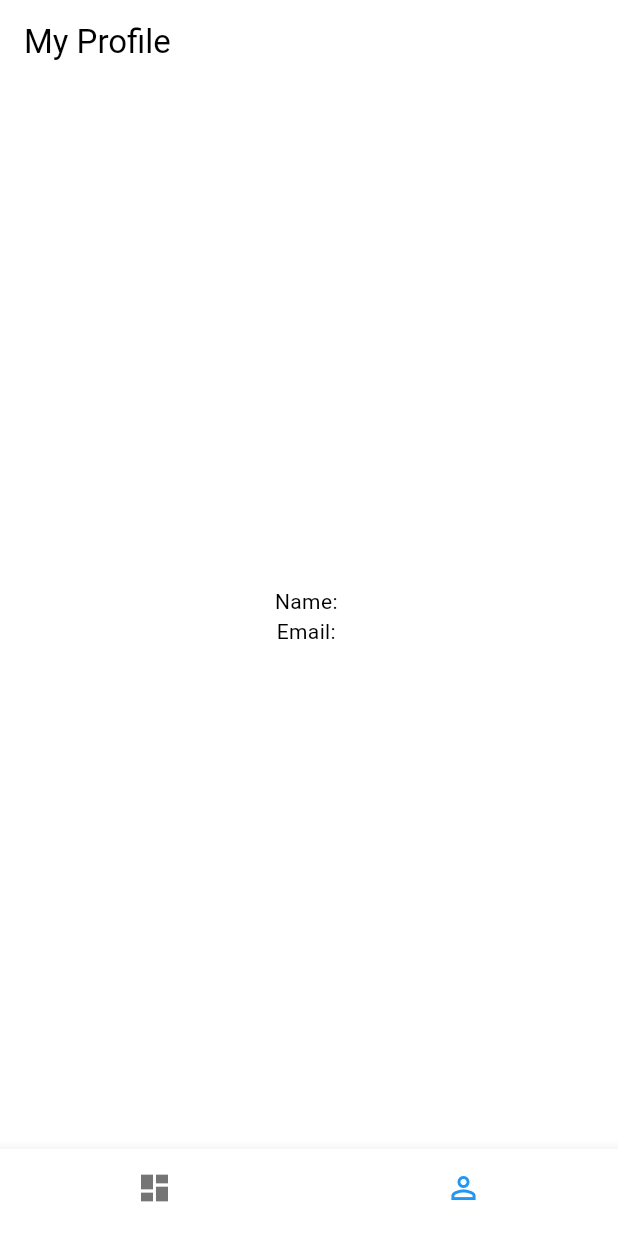
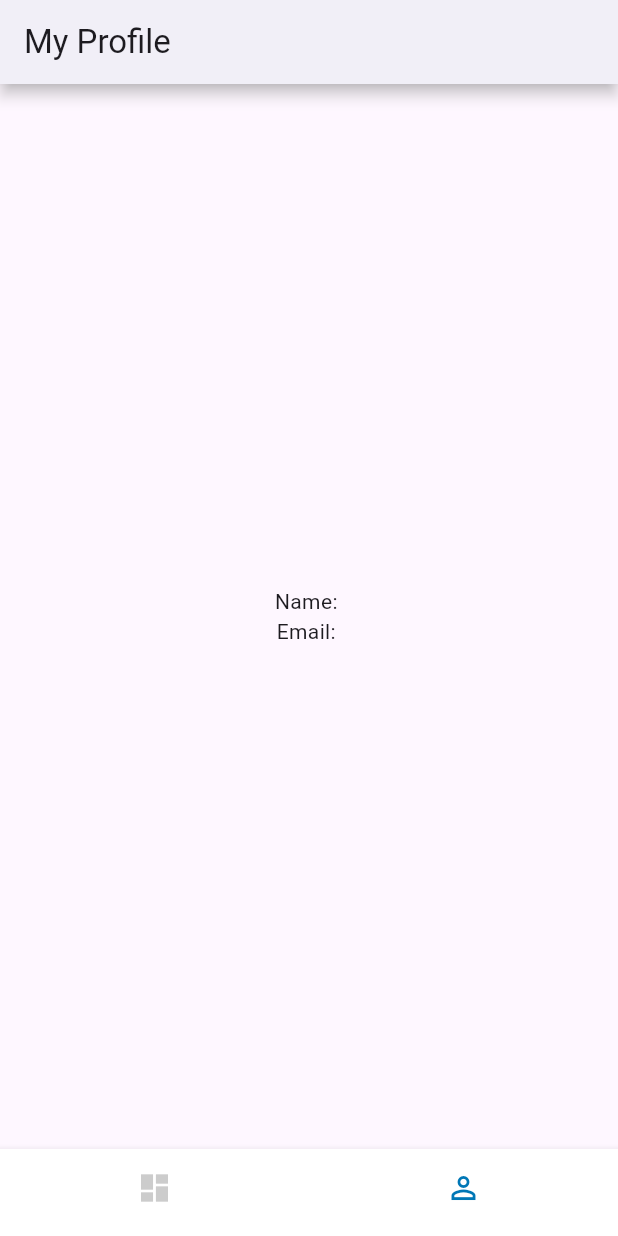
Before and after one commit to derohimat/contact_app_tw, a Flutter app: the screen it shows after launch, swiped to page 2, on a phone screen of 412 x 824 dp. Run offline on Flutter 3.47's test engine with Material 3 defaults, Android fonts, the phone set to English and light mode, and no system bars; our stand-ins replace get.

Commit message:
update home page style

```diff
--- a/lib/main.dart
+++ b/lib/main.dart
@@ -1,6 +1,7 @@
 // main.dart
 import 'package:contact_app_tw/styles/app_colors.dart';
 import 'package:flutter/material.dart';
+import 'package:flutter/services.dart';
 import 'package:get/get.dart';
 
 import 'data/services/secure_storage_service.dart';
@@ -29,13 +30,28 @@ class MyApp extends StatelessWidget {
       theme: ThemeData(
         primaryColor: AppColors.white,
         dividerColor: AppColors.darkGray,
+        appBarTheme: const AppBarTheme(
+          backgroundColor: AppColors.white,
+          shadowColor: AppColors.darkGray,
+          systemOverlayStyle: SystemUiOverlayStyle.dark,
+          elevation: 4.0,
+        ),
         inputDecorationTheme: InputDecorationTheme(
           border: OutlineInputBorder(
-            borderSide: BorderSide(color: AppColors.darkGray),
+            borderSide: BorderSide(color: AppColors.darkGray, width: 0.5),
+            borderRadius: BorderRadius.circular(8.0),
           ),
-        ),
-        colorScheme: ColorScheme.fromSwatch().copyWith(
-          secondary: AppColors.blue,
+          focusedBorder: OutlineInputBorder(
+            borderSide: BorderSide(color: AppColors.blue, width: 0.5),
+            borderRadius: BorderRadius.circular(8.0),
+          ),
+          hintStyle: WidgetStateTextStyle.resolveWith((Set<WidgetState> states) {
+            if (states.contains(WidgetState.focused)) {
+              return TextStyle(color: AppColors.blue);
+            }
+            return TextStyle(color: AppColors.darkGray);
+          }),
+          floatingLabelBehavior: FloatingLabelBehavior.never,
         ),
       ),
       initialRoute: loggedInUserId != null ? '/home' : '/',
--- a/lib/presentation/screens/home/home_content.dart
+++ b/lib/presentation/screens/home/home_content.dart
@@ -19,7 +19,7 @@ class HomeContent extends GetView<HomeController> {
     return Column(
       children: [
         Padding(
-          padding: const EdgeInsets.symmetric(horizontal: 16.0),
+          padding: const EdgeInsets.all(16.0),
           child: TextField(
             controller: searchController,
             decoration: const InputDecoration(
--- a/lib/presentation/screens/home/home_screen.dart
+++ b/lib/presentation/screens/home/home_screen.dart
@@ -34,10 +34,7 @@ class _HomeScreenState extends State<HomeScreen> {
   @override
   Widget build(BuildContext context) {
     return Scaffold(
-      appBar: AppBar(
-        title: Text(_currentIndex == 0 ? 'My Contacts' : 'My Profile'),
-        backgroundColor: AppColors.white,
-      ),
+      appBar: AppBar(title: Text(_currentIndex == 0 ? 'My Contacts' : 'My Profile')),
       body: PageView(
         controller: _pageController,
         onPageChanged: (index) {
@@ -70,6 +67,9 @@ class _HomeScreenState extends State<HomeScreen> {
         },
         showSelectedLabels: false,
         showUnselectedLabels: false,
+        elevation: 4.0,
+        selectedItemColor: AppColors.blue,
+        unselectedItemColor: AppColors.darkGray,
         items: const [
           BottomNavigationBarItem(
             icon: Icon(Icons.dashboard),
```
